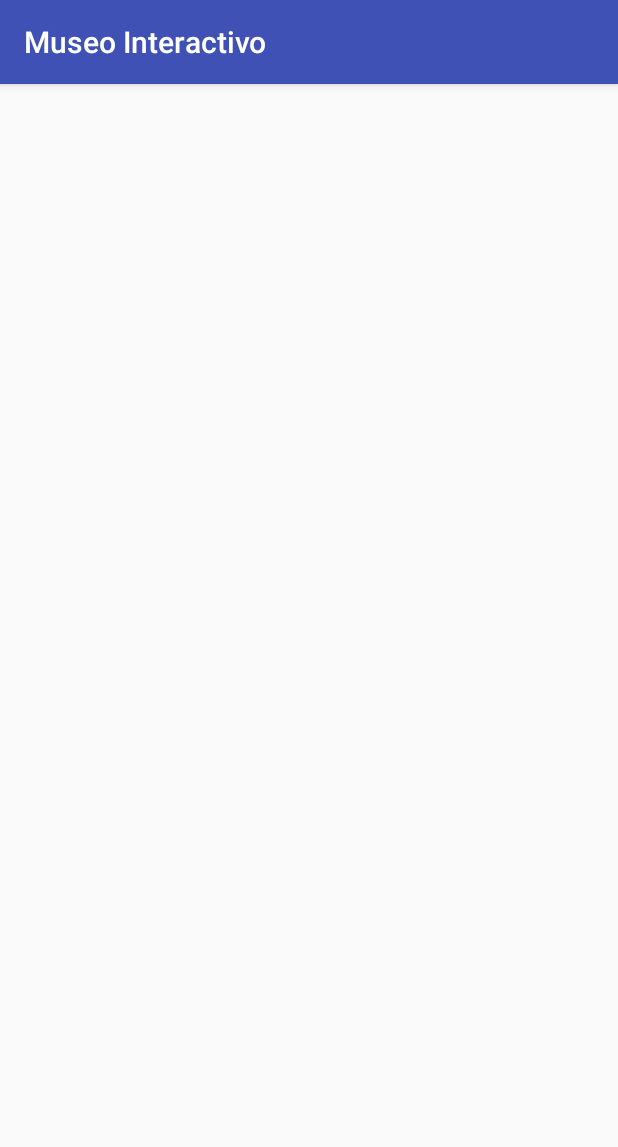
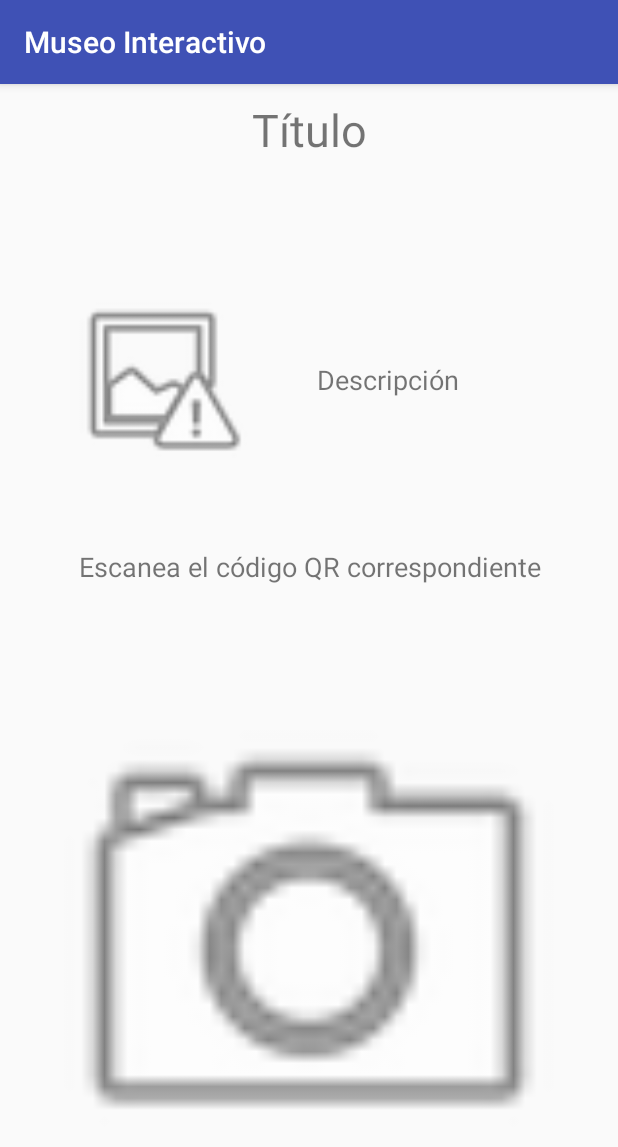
Before and after one commit to matiassalinas/museo_interactivo, an Android app: the ObjetivoActivity screen opened directly, with no data from a screen before it, on a phone screen of 412 x 824 dp. Shown: the top 1147 px of the screen. Run offline under Robolectric (Android 15) with nearby library versions, the phone set to English and light mode, and no system bars; 4 statements that could not run were skipped.

Commit message:
ObjetivoActivity

```diff
--- a/app/src/main/java/io/github/matiassalinas/museo_interactivo/ObjetivoActivity.java
+++ b/app/src/main/java/io/github/matiassalinas/museo_interactivo/ObjetivoActivity.java
@@ -2,7 +2,10 @@ package io.github.matiassalinas.museo_interactivo;
 
 import android.os.Bundle;
 import android.support.v7.app.AppCompatActivity;
-import android.util.Log;
+import android.view.View;
+import android.widget.ImageView;
+import android.widget.LinearLayout;
+import android.widget.TextView;
 
 public class ObjetivoActivity extends AppCompatActivity {
 
@@ -14,6 +17,23 @@ public class ObjetivoActivity extends AppCompatActivity {
         setContentView(R.layout.activity_objetivo);
 
         objetivo = (Objetivo) getIntent().getSerializableExtra("objetivo");
-        Log.d("OBJ",objetivo.getTitulo());
+        setTitles();
+    }
+
+    private void setTitles(){
+        TextView objetivoTitle = (TextView) findViewById(R.id.objetivoTitle);
+        TextView textoObjetivo = (TextView) findViewById(R.id.textoObjetivo);
+        ImageView imageObjetivo = (ImageView) findViewById(R.id.imageObjetivo);
+        LinearLayout imageLayoutObjetivo = (LinearLayout) findViewById(R.id.imageLayoutObjetivo);
+
+        objetivoTitle.setText(objetivo.getTitulo());
+        textoObjetivo.setText(objetivo.getTexto());
+        if(objetivo.getImagen() == ""){
+            imageLayoutObjetivo.setVisibility(View.GONE);
+            textoObjetivo.setTextAlignment(View.TEXT_ALIGNMENT_CENTER);
+        }
+        else{
+            new DownloadImageTask(imageObjetivo).execute(objetivo.getImagen());
+        }
     }
 }
--- a/app/src/main/java/io/github/matiassalinas/museo_interactivo/ZonaActivity.java
+++ b/app/src/main/java/io/github/matiassalinas/museo_interactivo/ZonaActivity.java
@@ -40,6 +40,7 @@ public class ZonaActivity extends AppCompatActivity {
         descripcionZona.setText(zona.getDescripcion());
         if(zona.getImagen() == ""){
             imageLayoutZona.setVisibility(View.GONE);
+            descripcionZona.setTextAlignment(View.TEXT_ALIGNMENT_CENTER);
         }
         else{
             new DownloadImageTask(imageZona).execute(zona.getImagen());
--- a/app/src/main/res/layout/activity_objetivo.xml
+++ b/app/src/main/res/layout/activity_objetivo.xml
@@ -1,9 +1,111 @@
 <?xml version="1.0" encoding="utf-8"?>
-<android.support.constraint.ConstraintLayout xmlns:android="http://schemas.android.com/apk/res/android"
+<LinearLayout xmlns:android="http://schemas.android.com/apk/res/android"
     xmlns:app="http://schemas.android.com/apk/res-auto"
     xmlns:tools="http://schemas.android.com/tools"
     android:layout_width="match_parent"
     android:layout_height="match_parent"
-    tools:context="io.github.matiassalinas.museo_interactivo.ObjetivoActivity">
+    android:layout_margin="10dp"
+    android:orientation="vertical"
+    tools:context="io.github.matiassalinas.museo_interactivo.ZonaActivity">
 
-</android.support.constraint.ConstraintLayout>
+    <LinearLayout
+        android:layout_width="match_parent"
+        android:layout_height="match_parent"
+        android:layout_weight="1"
+        android:orientation="vertical">
+
+        <LinearLayout
+            android:layout_width="match_parent"
+            android:layout_height="match_parent"
+            android:layout_weight="1"
+            android:orientation="horizontal">
+
+            <TextView
+                android:id="@+id/objetivoTitle"
+                android:layout_width="wrap_content"
+                android:layout_height="wrap_content"
+                android:layout_weight="1"
+                android:text="Título"
+                android:textAlignment="center"
+                android:textSize="30sp" />
+
+        </LinearLayout>
+
+        <LinearLayout
+            android:layout_width="match_parent"
+            android:layout_height="match_parent"
+            android:layout_weight="1"
+            android:orientation="horizontal">
+
+            <LinearLayout
+                android:id="@+id/imageLayoutObjetivo"
+                android:layout_width="match_parent"
+                android:layout_height="match_parent"
+                android:layout_marginRight="5dp"
+                android:layout_weight="1"
+                android:orientation="vertical">
+
+                <ImageView
+                    android:id="@+id/imageObjetivo"
+                    android:layout_width="match_parent"
+                    android:layout_height="match_parent"
+                    android:layout_weight="1"
+                    app:srcCompat="@android:drawable/ic_menu_report_image" />
+            </LinearLayout>
+
+            <LinearLayout
+                android:layout_width="match_parent"
+                android:layout_height="match_parent"
+                android:layout_marginLeft="5dp"
+                android:layout_weight="1"
+                android:orientation="vertical">
+
+                <TextView
+                    android:id="@+id/textoObjetivo"
+                    android:layout_width="match_parent"
+                    android:layout_height="match_parent"
+                    android:layout_gravity="center_vertical"
+                    android:layout_weight="1"
+                    android:gravity="center_vertical"
+                    android:text="Descripción"
+                    android:textAlignment="viewStart"
+                    android:textSize="18sp" />
+
+            </LinearLayout>
+
+        </LinearLayout>
+
+        <LinearLayout
+            android:layout_width="match_parent"
+            android:layout_height="match_parent"
+            android:layout_weight="1"
+            android:orientation="horizontal">
+
+            <TextView
+                android:id="@+id/textView3"
+                android:layout_width="wrap_content"
+                android:layout_height="wrap_content"
+                android:layout_gravity="center_vertical"
+                android:layout_weight="1"
+                android:text="@string/scanObjetivo"
+                android:textAlignment="center"
+                android:textSize="18sp" />
+        </LinearLayout>
+
+    </LinearLayout>
+
+    <LinearLayout
+        android:layout_width="match_parent"
+        android:layout_height="match_parent"
+        android:layout_weight="1"
+        android:orientation="horizontal">
+
+        <ImageView
+            android:id="@+id/imageView2"
+            android:layout_width="match_parent"
+            android:layout_height="match_parent"
+            android:layout_weight="1"
+            app:srcCompat="@android:drawable/ic_menu_camera" />
+    </LinearLayout>
+
+</LinearLayout>
--- a/app/src/main/res/values/strings.xml
+++ b/app/src/main/res/values/strings.xml
@@ -6,4 +6,5 @@
     <string name="menu_settings">Settings</string>
     <string name="ranking">Rango: Platino</string>
     <string name="puntaje">Puntaje: 1234</string>
+    <string name="scanObjetivo">Escanea el código QR correspondiente</string>
 </resources>
```
